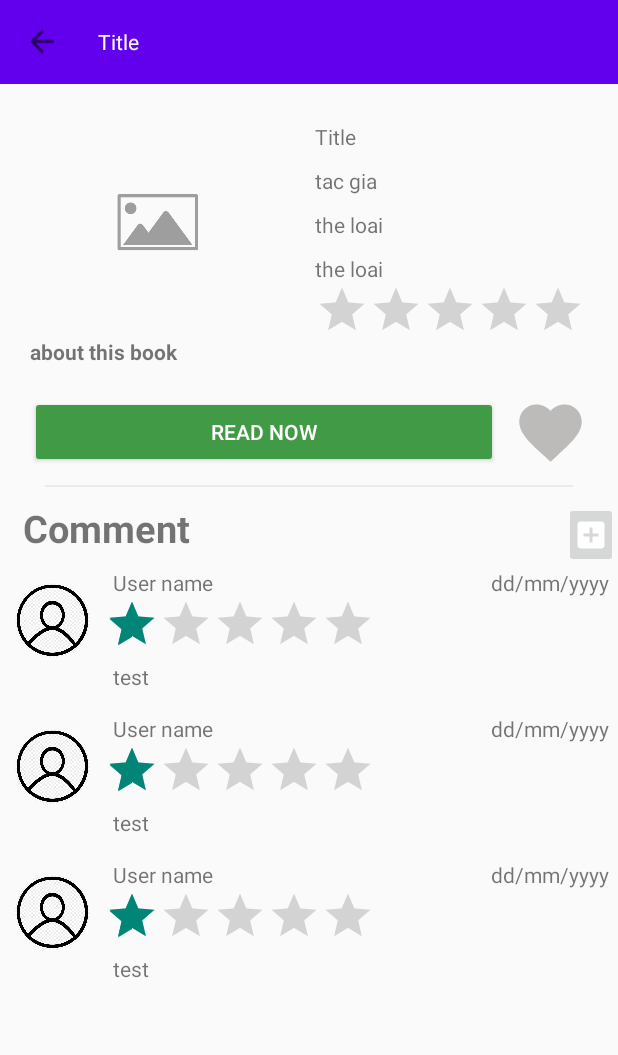
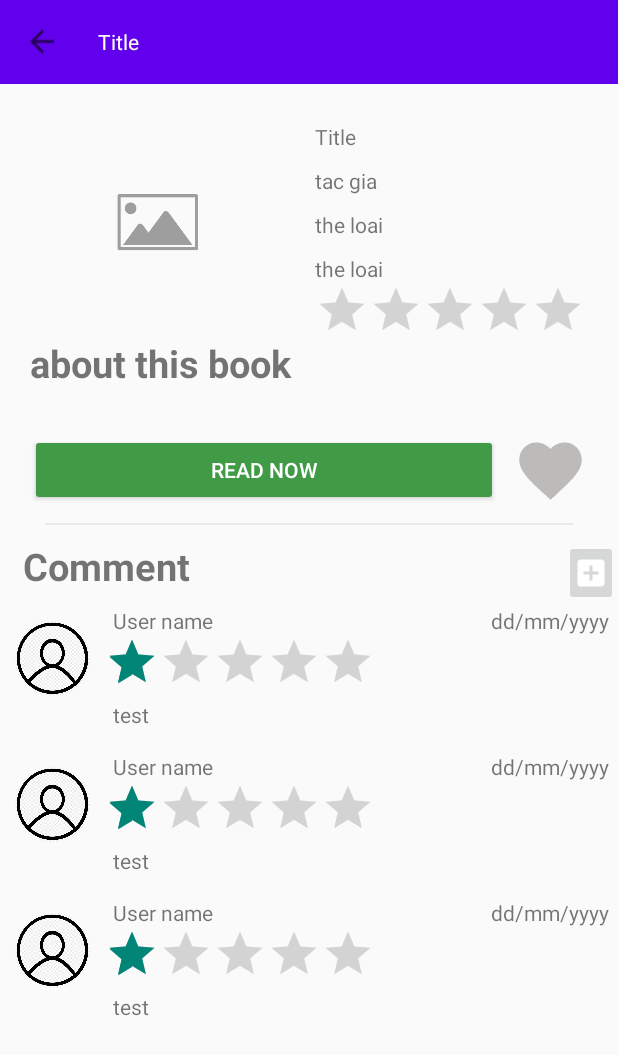
Before and after one commit to dangpham3040/Doannhom4_quanlysach, an Android app: the layout activity_book_detail.xml on its own in the app's theme, with its tools: preview values and no code run, on a phone screen of 412 x 824 dp. Shown: the top 1055 px of the screen. Run offline under Robolectric (Android 15) with nearby library versions, the phone set to English and light mode, and no system bars; Roboto replaces fonts that are not available here.

Commit message:
v 3.1(update UI)

```diff
--- a/app/src/main/java/com/example/doannhom4_quanlythuvien/ui/Book_detail.java
+++ b/app/src/main/java/com/example/doannhom4_quanlythuvien/ui/Book_detail.java
@@ -183,8 +183,8 @@ public class Book_detail extends AppCompatActivity {
         book_describe.setText(chitiet.getDescription());
         ReadMoreTextView readMoreTextView = new ReadMoreTextView();
         readMoreTextView.setTextView(book_describe);
-        readMoreTextView.setMaximumLine(5);
-        if (book_describe.length() > 100) {
+        readMoreTextView.setMaximumLine(10);
+        if (book_describe.getLineCount() > 10) {
             readMoreTextView.setCollapseText("See Less");
             readMoreTextView.setExpandText("See More");
             readMoreTextView.setColorCode("#e74c3c");
--- a/app/src/main/res/layout/activity_book_detail.xml
+++ b/app/src/main/res/layout/activity_book_detail.xml
@@ -74,6 +74,8 @@
         </LinearLayout>
 
         <TextView
+            android:textSize="25dp"
+            android:layout_marginBottom="10dp"
             android:layout_width="match_parent"
             android:layout_height="wrap_content"
             android:text="about this book"
```
